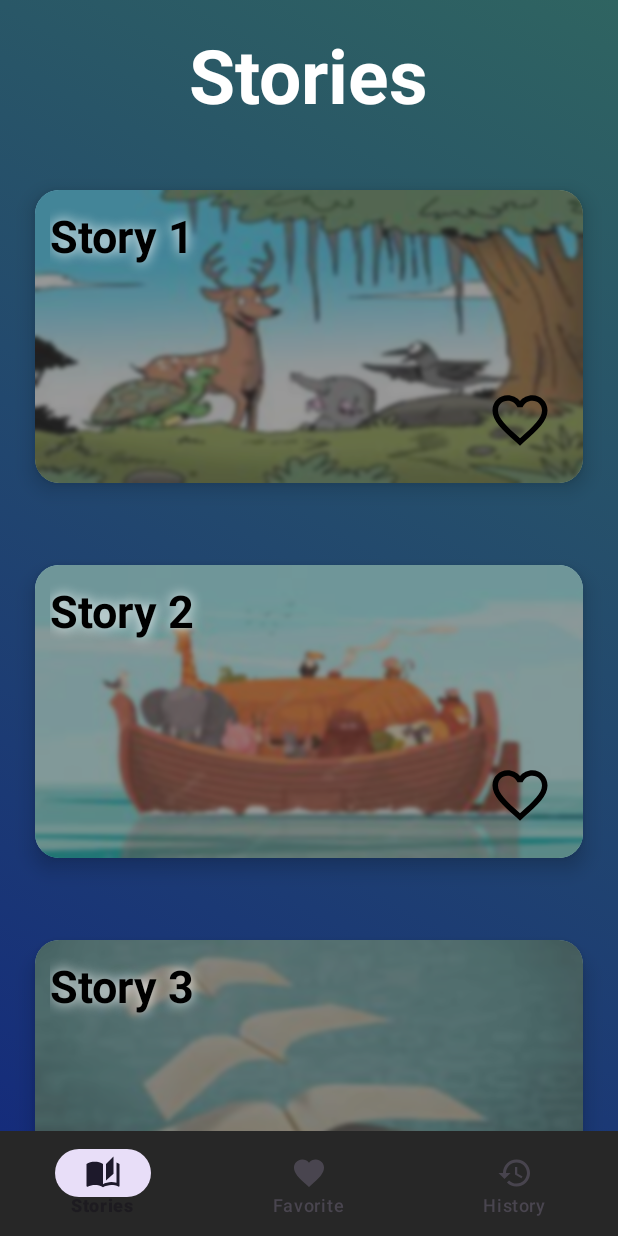
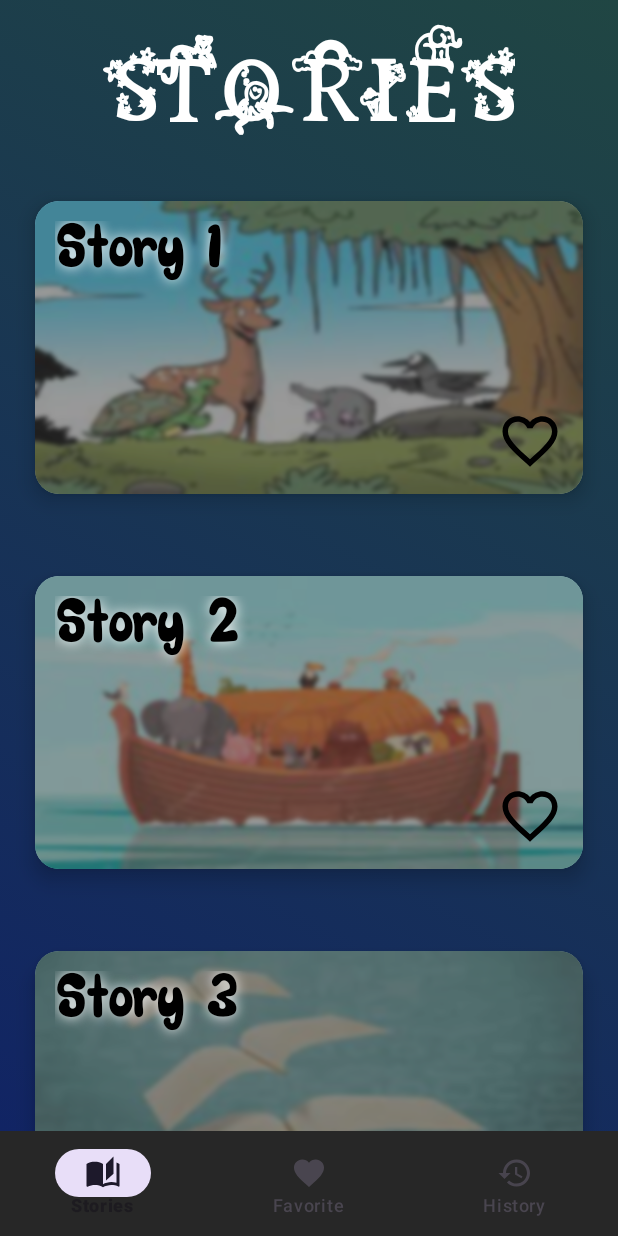
Before and after one commit to KhoubziAbdelhak/Stories, an Android app: the screen it shows after launch (MainActivity), on a phone screen of 412 x 824 dp. Run offline under Robolectric (Android 15) with nearby library versions, the phone set to English and light mode, and no system bars.

Commit message:
adding fonts

```diff
--- a/app/src/main/java/l3/project/stories/storyContent/StoryContent.java
+++ b/app/src/main/java/l3/project/stories/storyContent/StoryContent.java
@@ -8,7 +8,6 @@ import android.os.Bundle;
 import l3.project.stories.R;
 
 public class StoryContent extends AppCompatActivity {
-    private ViewPager2 viewPager2;
 
     private Story story;
 
@@ -17,37 +16,15 @@ public class StoryContent extends AppCompatActivity {
         super.onCreate(savedInstanceState);
         setContentView(R.layout.activity_story_content);
 
-        if(getIntent().getExtras() != null) {
-             story = (Story) getIntent().getSerializableExtra("story_data");
+        if (getIntent().getExtras() != null) {
+            story = (Story) getIntent().getSerializableExtra("story_data");
         }
 
 
-        viewPager2 = findViewById(R.id.viewPager2);
+        ViewPager2 viewPager2 = findViewById(R.id.viewPager2);
         StoryAdapter storyAdapter = new StoryAdapter(this, story);
 
 
         viewPager2.setAdapter(storyAdapter);
-/*
-        viewPager2.registerOnPageChangeCallback(new ViewPager2.OnPageChangeCallback() {
-            @Override
-            // This method is triggered when there is any scrolling activity for the current page
-            public void onPageScrolled(int position, float positionOffset, int positionOffsetPixels) {
-                super.onPageScrolled(position, positionOffset, positionOffsetPixels);
-            }
-
-            // triggered when you select a new page
-            @Override
-            public void onPageSelected(int position) {
-                super.onPageSelected(position);
-            }
-
-            // triggered when there is
-            // scroll state will be changed
-            @Override
-            public void onPageScrollStateChanged(int state) {
-                super.onPageScrollStateChanged(state);
-            }
-        });
-*/
     }
 }
--- a/app/src/main/res/drawable/main_background.xml
+++ b/app/src/main/res/drawable/main_background.xml
@@ -4,8 +4,8 @@
         <shape>
             <gradient
                 android:angle="45"
-                android:startColor="#152C7B"
-                android:endColor="#2F6461"
+                android:startColor="#112464"
+                android:endColor="#204643"
                 android:type="linear" />
         </shape>
     </item>
--- /dev/null
+++ b/app/src/main/res/font/story_name_font.xml
@@ -0,0 +1,8 @@
+<?xml version="1.0" encoding="utf-8"?>
+<font-family xmlns:android="http://schemas.android.com/apk/res/android">
+    <font
+        android:fontStyle="normal"
+        android:fontWeight="400"
+        android:font="@font/sorry_sorry"
+        />
+</font-family>
--- /dev/null
+++ b/app/src/main/res/font/title_font.xml
@@ -0,0 +1,8 @@
+<?xml version="1.0" encoding="utf-8"?>
+<font-family xmlns:android="http://schemas.android.com/apk/res/android">
+    <font
+        android:fontStyle="normal"
+        android:fontWeight="400"
+        android:font="@font/kids_alphabet"
+        />
+</font-family>
--- a/app/src/main/res/layout/activity_story_item.xml
+++ b/app/src/main/res/layout/activity_story_item.xml
@@ -53,10 +53,11 @@
                 android:layout_width="match_parent"
                 android:layout_height="wrap_content"
                 android:layout_weight="1"
-                android:layout_margin="10dp"
+                android:layout_margin="13dp"
                 android:shadowColor="@color/white"
                 android:shadowRadius="10"
                 android:text="Story Title"
+                android:fontFamily="@font/story_name_font"
                 android:textColor="#000000"
                 android:textSize="30sp"
                 android:textStyle="bold" />
@@ -68,7 +69,7 @@
                 android:layout_height="wrap_content"
                 android:layout_weight="0"
                 android:layout_gravity="end"
-                android:layout_margin="20dp"
+                android:layout_margin="13dp"
                 android:background="@null"
                 android:contentDescription="@string/favorite_fragment"
                 android:src="@drawable/icon_favorite" />
--- a/app/src/main/res/layout/fragment_favorite.xml
+++ b/app/src/main/res/layout/fragment_favorite.xml
@@ -14,6 +14,7 @@
         android:layout_gravity="center_horizontal"
         android:layout_margin="@dimen/fragment_title_margin"
         android:text="@string/favorite_fragment"
+        android:fontFamily="@font/title_font"
         android:textColor="@color/white"
         android:textSize="@dimen/fragment_title"
         android:textStyle="bold" />
--- a/app/src/main/res/layout/fragment_history.xml
+++ b/app/src/main/res/layout/fragment_history.xml
@@ -15,6 +15,7 @@
         android:layout_gravity="center_horizontal"
         android:layout_margin="@dimen/fragment_title_margin"
         android:text="@string/history_fragment"
+        android:fontFamily="@font/title_font"
         android:textColor="@color/white"
         android:textSize="@dimen/fragment_title"
         android:textStyle="bold" />
--- a/app/src/main/res/layout/fragment_home.xml
+++ b/app/src/main/res/layout/fragment_home.xml
@@ -15,6 +15,7 @@
         android:layout_gravity="center_horizontal"
         android:layout_margin="@dimen/fragment_title_margin"
         android:text="@string/stories_fragment"
+        android:fontFamily="@font/title_font"
         android:textColor="@color/white"
         android:textSize="@dimen/fragment_title"
         android:textStyle="bold" />
```
Also changed, not shown: app/src/main/java/l3/project/stories/storyItem/StoryItemAdapter.java (+0 -2 lines), app/src/main/res/font/frijole_regular.ttf (added), app/src/main/res/font/kids_alphabet.ttf (added), app/src/main/res/font/sorry_sorry.ttf (added).
